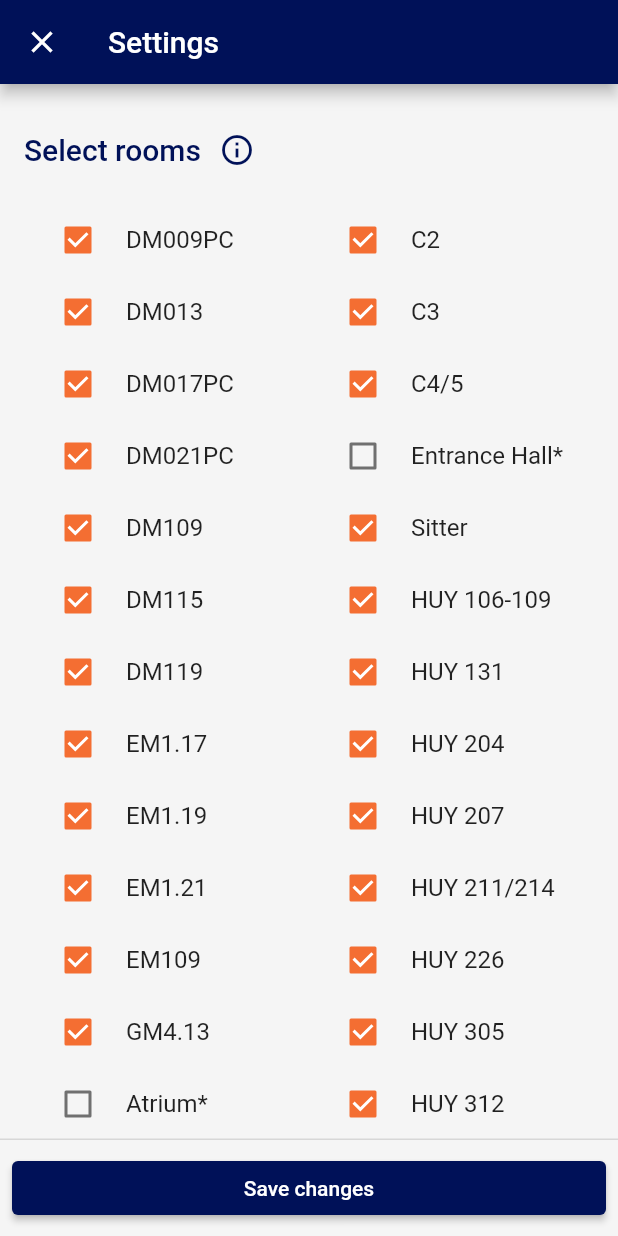
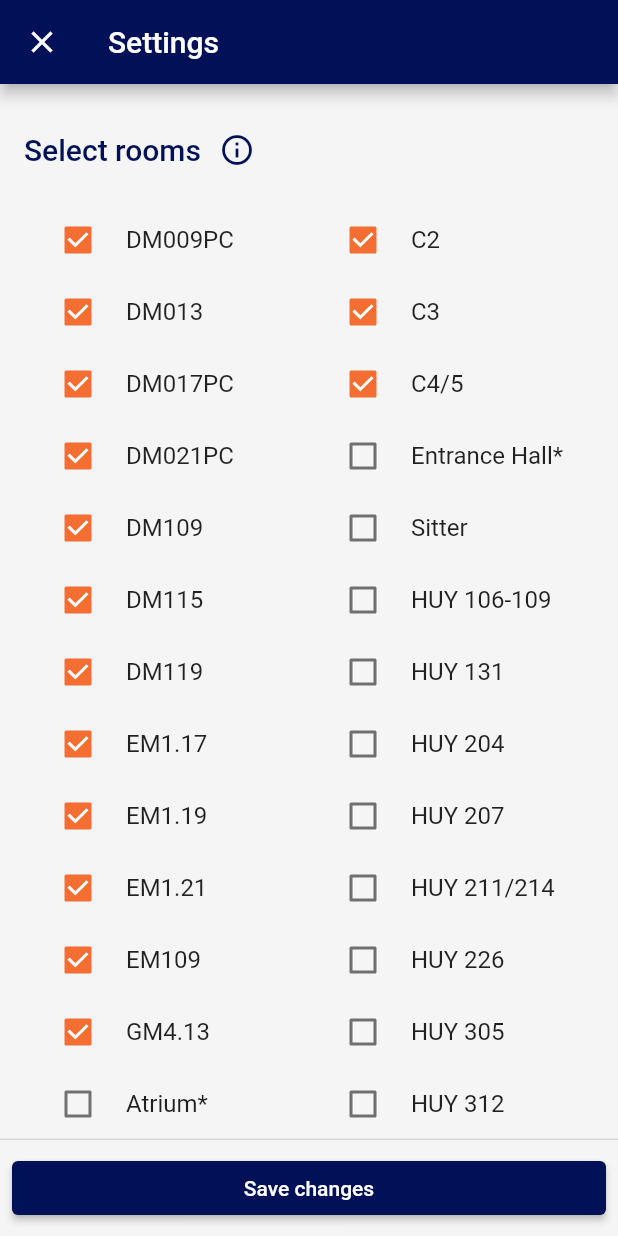
Before and after one commit to flora-gr/gorlaeus_bookings, a Flutter app: the screen it shows after launch, after a tap on "Search", after a tap on "Adjust settings", on a phone screen of 412 x 824 dp. Run offline on Flutter 3.47's test engine with Material 2 defaults, Android fonts, the phone set to English and light mode, and no system bars; our stand-ins replace equatable, flutter_bloc, get_it, shared_preferences, syncfusion_flutter_datagrid; network calls fail.

Commit message:
Adjust defaults

```diff
--- a/lib/app.dart
+++ b/lib/app.dart
@@ -1,5 +1,8 @@
+import 'dart:io';
+
 import 'package:flutter/material.dart';
 import 'package:flutter_localizations/flutter_localizations.dart';
+import 'package:gorlaeus_bookings/app_theme.dart';
 import 'package:gorlaeus_bookings/di/injection_container.dart' as di;
 import 'package:gorlaeus_bookings/modules/booking_overview/bloc/booking_overview_bloc.dart';
 import 'package:gorlaeus_bookings/modules/booking_overview/booking_overview_page.dart';
@@ -9,11 +12,11 @@ import 'package:gorlaeus_bookings/modules/home/home_page.dart';
 import 'package:gorlaeus_bookings/modules/settings/bloc/settings_bloc.dart';
 import 'package:gorlaeus_bookings/modules/settings/settings_page.dart';
 import 'package:gorlaeus_bookings/resources/routes.dart';
-import 'package:gorlaeus_bookings/resources/styles.dart';
 
 void main() {
   WidgetsFlutterBinding.ensureInitialized();
   di.init();
+  HttpOverrides.global = MyHttpOverrides();
   runApp(const GorlaeusBookingApp());
 }
 
@@ -24,7 +27,7 @@ class GorlaeusBookingApp extends StatelessWidget {
   Widget build(BuildContext context) {
     return MaterialApp(
       title: 'Gorlaeus Bookings',
-      theme: _themeData,
+      theme: AppTheme.themeDataLight,
       debugShowCheckedModeBanner: false,
       localizationsDelegates: GlobalMaterialLocalizations.delegates,
       supportedLocales: const <Locale>[
@@ -35,36 +38,6 @@ class GorlaeusBookingApp extends StatelessWidget {
       onGenerateRoute: _onGenerateRoute,
     );
   }
-
-  static final ThemeData _themeData = ThemeData(
-    colorScheme: ColorScheme.fromSwatch(
-      primarySwatch: Styles.primaryColorSwatch,
-    ).copyWith(
-      secondary: Styles.secondaryColorSwatch,
-    ),
-    outlinedButtonTheme: OutlinedButtonThemeData(
-      style: OutlinedButton.styleFrom(
-        side: const BorderSide().copyWith(
-          color: Styles.outlinedButtonBorderColor,
-        ),
-      ),
-    ),
-    textButtonTheme: TextButtonThemeData(
-      style: TextButton.styleFrom(
-        foregroundColor: Styles.secondaryColorSwatch,
-      ),
-    ),
-    textTheme: const TextTheme().copyWith(
-      headline6: const TextStyle(
-        color: Styles.primaryColorSwatch,
-      ),
-      bodyText2: TextStyle(
-        fontSize: Styles.defaultFontSize,
-        height: Styles.defaultFontHeight,
-      ),
-    ),
-    scaffoldBackgroundColor: Styles.backgroundColor,
-  );
 
   MaterialPageRoute<void> _onGenerateRoute(RouteSettings settings) {
     debugPrint(settings.toString());
@@ -109,3 +82,13 @@ class GorlaeusBookingApp extends StatelessWidget {
     );
   }
 }
+
+// Temporary until zrs certificate is restored
+class MyHttpOverrides extends HttpOverrides {
+  @override
+  HttpClient createHttpClient(SecurityContext? context) {
+    return super.createHttpClient(context)
+      ..badCertificateCallback =
+          (X509Certificate cert, String host, int port) => true;
+  }
+}
--- /dev/null
+++ b/lib/app_theme.dart
@@ -0,0 +1,41 @@
+import 'package:flutter/material.dart';
+import 'package:gorlaeus_bookings/resources/styles.dart';
+
+class AppTheme {
+  AppTheme._();
+
+  static final ThemeData themeDataLight = ThemeData(
+    colorScheme: ColorScheme.fromSwatch(
+      primarySwatch: Styles.primaryColorSwatch,
+    ).copyWith(
+      secondary: Styles.secondaryColorSwatch,
+    ),
+    outlinedButtonTheme: OutlinedButtonThemeData(
+      style: OutlinedButton.styleFrom(
+        side: const BorderSide().copyWith(
+          color: Styles.outlinedButtonBorderColor,
+        ),
+      ),
+    ),
+    textButtonTheme: TextButtonThemeData(
+      style: TextButton.styleFrom(
+        foregroundColor: Styles.secondaryColorSwatch,
+      ),
+    ),
+    textTheme: textTheme,
+    scaffoldBackgroundColor: Styles.backgroundColor,
+  );
+
+  static final TextTheme textTheme = const TextTheme().copyWith(
+    headline6: const TextStyle(
+      color: Styles.primaryColorSwatch,
+    ),
+    subtitle1: TextStyle(
+      height: Styles.defaultFontHeight,
+    ),
+    bodyText2: TextStyle(
+      fontSize: Styles.defaultFontSize,
+      height: Styles.defaultFontHeight,
+    ),
+  );
+}
--- a/lib/repositories/booking_repository.dart
+++ b/lib/repositories/booking_repository.dart
@@ -69,7 +69,8 @@ class BookingRepository {
       if (response.statusCode == 200) {
         return _mapResponse(response);
       }
-    } on Exception {
+    } on Exception catch (e) {
+      debugPrint(e.toString());
       return null;
     }
     return null;
--- a/lib/repositories/shared_preferences_repository.dart
+++ b/lib/repositories/shared_preferences_repository.dart
@@ -17,7 +17,7 @@ class SharedPreferencesRepository {
 
   Future<List<String>> getHiddenRooms() async {
     return (await _prefs).getStringList(hiddenRoomsKey) ??
-        <String>[Rooms.room13, Rooms.room21];
+        <String>[Rooms.room13, Rooms.room21, ...Rooms.building3];
   }
 
   Future<bool> setEmailName(String name) async {
```
